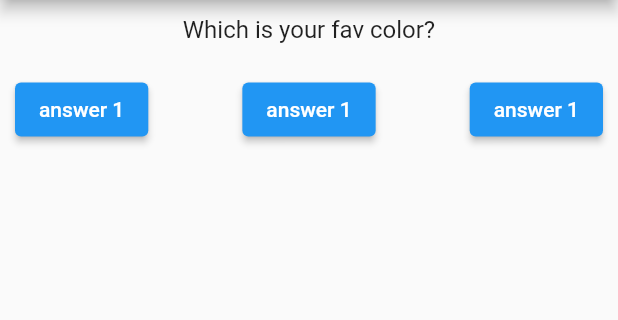
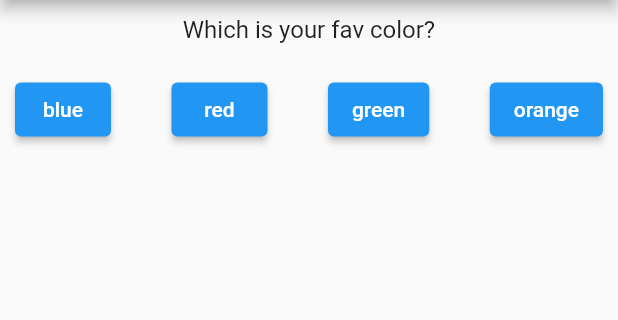
Before and after one commit to joyetgeorge/Flutter-Basic, a Flutter app: the screen it shows after launch, on a phone screen of 412 x 824 dp, the part 84-404 px from its top. Run offline on Flutter 3.47's test engine with Material 2 defaults, Android fonts, the phone set to English and light mode, and no system bars.

Commit message:
Buttons implemented

```diff
--- a/lib/answer.dart
+++ b/lib/answer.dart
@@ -2,14 +2,15 @@ import 'package:flutter/material.dart';
 
 class Answer extends StatelessWidget {
   final Function() incrimentFunction;
+  final String answerText;
 
-  Answer(this.incrimentFunction);
+  Answer(this.incrimentFunction, this.answerText);
 
   @override
   Widget build(BuildContext context) {
     return Container(
       child: ElevatedButton(
-        child: Text('answer 1'),
+        child: Text(answerText),
         onPressed: incrimentFunction,
       ),
     );
--- a/lib/main.dart
+++ b/lib/main.dart
@@ -3,7 +3,7 @@ import 'package:flutter/material.dart';
 import './question.dart';
 import './answer.dart';
 
-void main() => runApp(HelloWorld());
+void main() => runApp(const HelloWorld());
 
 class HelloWorld extends StatefulWidget {
   const HelloWorld({Key? key}) : super(key: key);
@@ -18,7 +18,6 @@ class HelloWorldState extends State {
   var num = 0;
 
   void incriment() {
-    print(num);
     if (num > 2) {
       setState(() {
         num = 0;
@@ -35,7 +34,7 @@ class HelloWorldState extends State {
     var questions = [
       {
         'question': 'Which is your fav color?',
-        'answer': ['blue', 'red', 'green'],
+        'answer': ['blue', 'red', 'green', 'orange'],
       },
       {
         'question': 'Which is your fav place?',
@@ -52,34 +51,29 @@ class HelloWorldState extends State {
     ];
 
     return MaterialApp(
-      home: Container(
-
-        child: Scaffold(
+      home: Scaffold(
           appBar: AppBar(
             backgroundColor: Colors.blue,
-              title: Text('Hello World'),
+            title: const Text('Hello World'),
           ),
-            body: Container(
-              child: Column(
+          body: Column(
             children: [
               Question(
                 questions[num]['question'],
               ),
               Container(
-                    margin: EdgeInsets.all(10),
+                margin: const EdgeInsets.all(10),
                 child: Row(
                   mainAxisAlignment: MainAxisAlignment.spaceBetween,
                   children: [
-                        Answer(incriment),
-                        Answer(incriment),
-                        Answer(incriment),
+                    ...(questions[num]['answer'] as List<String>).map((e) {
+                      return Answer(incriment, e);
+                    }).toList()
                   ],
                 ),
               )
             ],
-              ),
           )),
-      ),
       debugShowCheckedModeBanner: false,
     );
   }
```
Lines whose indentation alone changed are shown as unchanged.
